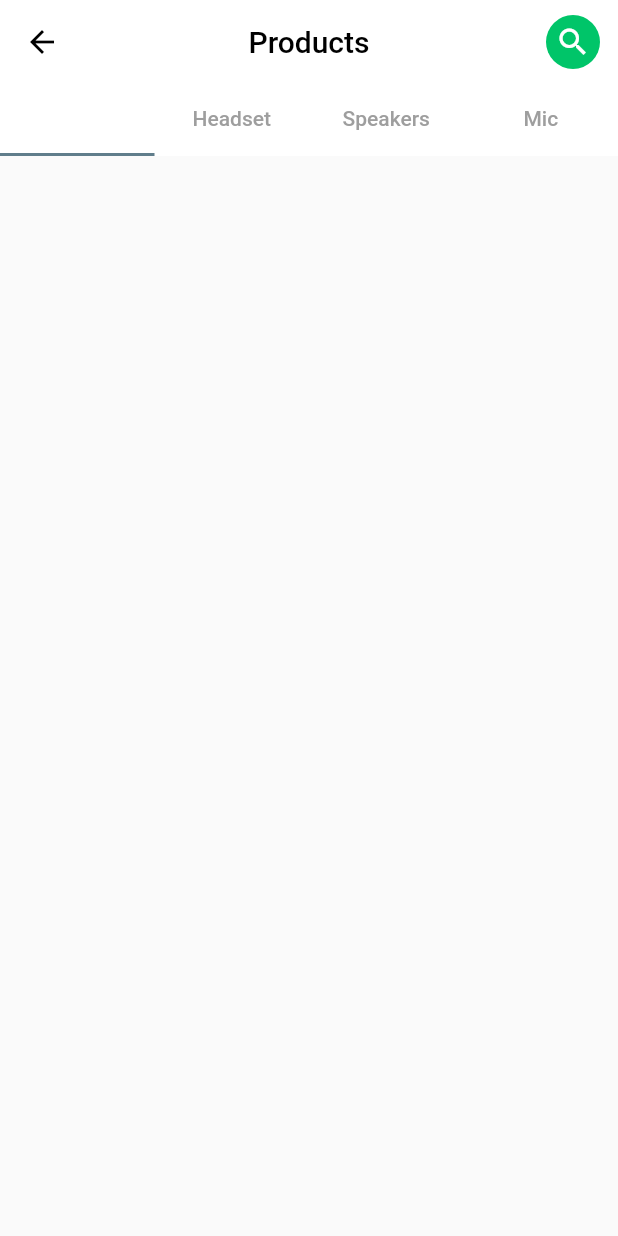
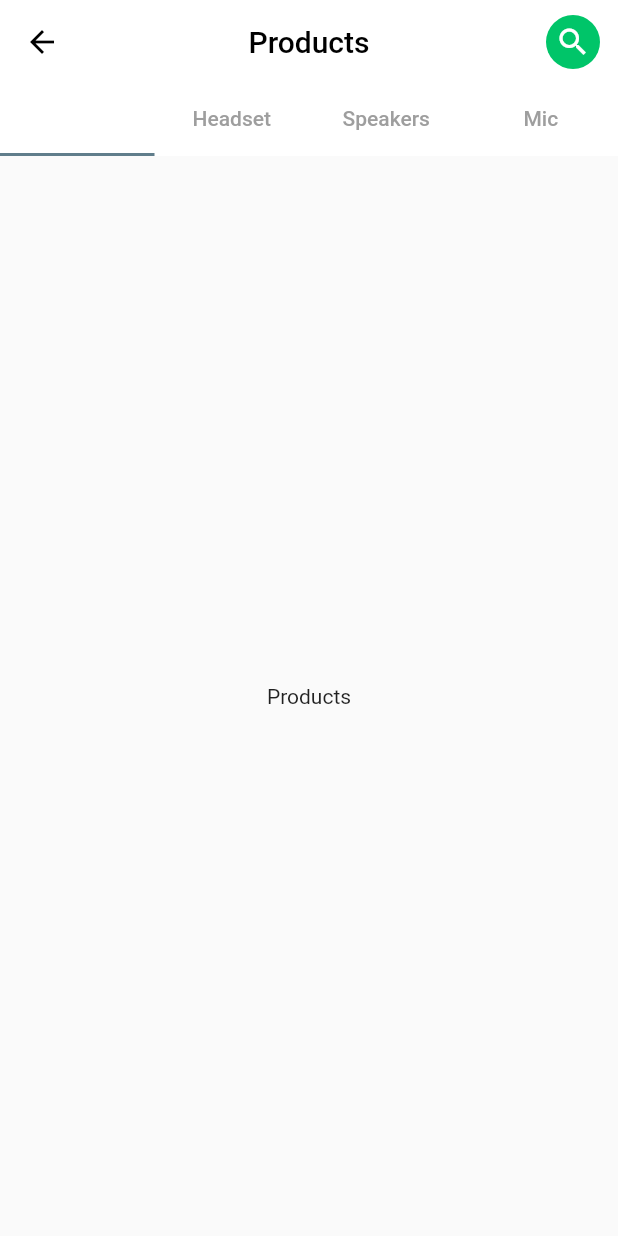
Before and after one commit to malavikaac/Flutter_Shopping_App_UI, a Flutter app: the ProductPage screen opened directly, on a phone screen of 412 x 824 dp. Run offline on Flutter 3.47's test engine with Material 2 defaults, Android fonts, the phone set to English and light mode, and no system bars; our stand-ins replace flutter_svg.

Commit message:
feat - added a Tabbar view

```diff
--- a/lib/bottom navigation pages/explrorepage/products_page.dart
+++ b/lib/bottom navigation pages/explrorepage/products_page.dart
@@ -55,6 +55,22 @@ class _ProductPageState extends State<ProductPage> {
           ),
 
         ),
+         body: const TabBarView(
+          children: [
+            Center(
+              child: Text("Products"),
+            ),
+            Center(
+              child: Text("Headset"),
+            ),
+            Center(
+              child: Text("Speakers"),
+            ),
+            Center(
+              child: Text("Mic"),
+            ),
+          ],
+        ),
       ),
     );
   }
```
